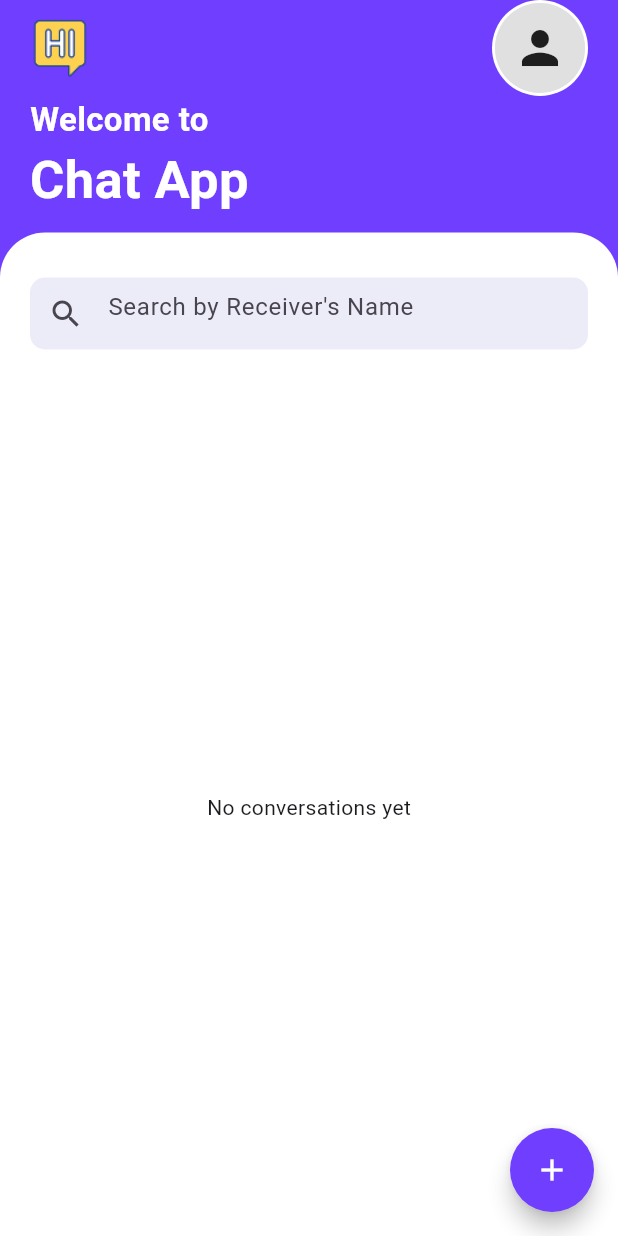
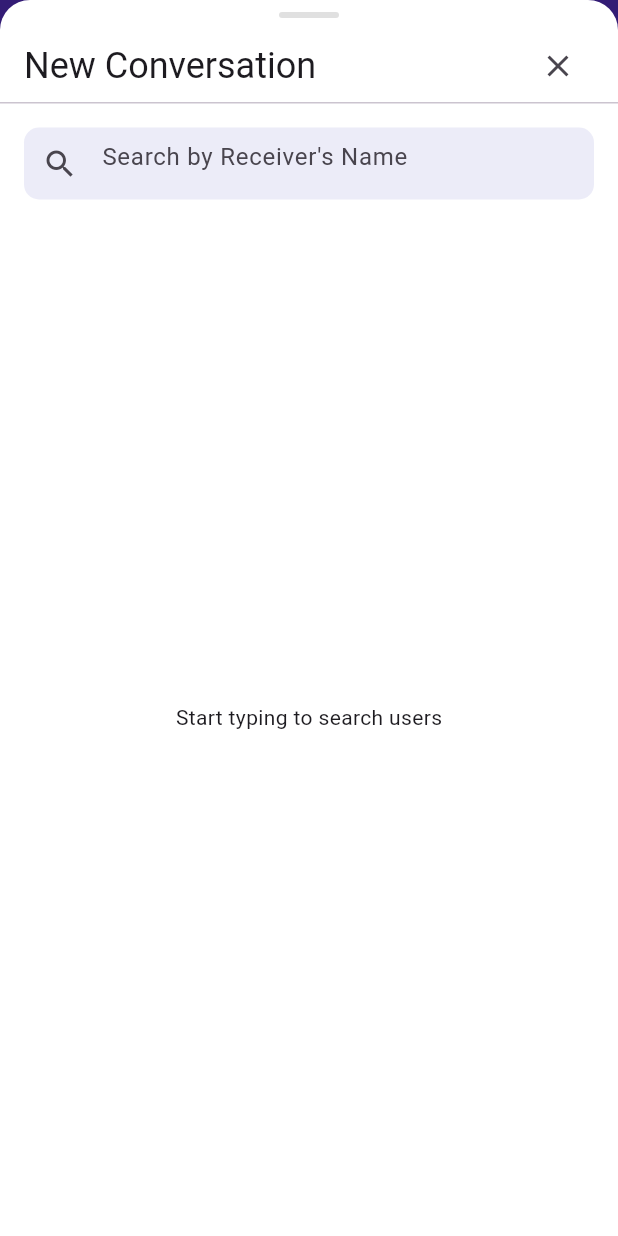
Before and after one commit to dhgcat010397/dhgc_chat_app, a Flutter app: the HomePage screen opened directly with empty values, after a tap on the "add" icon, on a phone screen of 412 x 824 dp. Run offline on Flutter 3.47's test engine with Material 3 defaults, Android fonts, the light colour scheme and no system bars; drawn by our look-alikes of cached_network_image; our stand-ins replace cloud_firestore, equatable, firebase_analytics, firebase_auth, firebase_core, firebase_storage and 5 more; accounts and stored records are empty; generated files the repository leaves out were written again; network calls fail.

Commit message:
fix error about BuildContext when access bloc
- error: The BuildContext  is not under the BlocProvider
- fix: wrap widget into Builder

```diff
--- a/lib/src/features/conversations/presentation/views/home_page.dart
+++ b/lib/src/features/conversations/presentation/views/home_page.dart
@@ -1,3 +1,4 @@
+import 'package:dhgc_chat_app/src/shared/presentation/bloc/search_users_bloc/search_users_bloc.dart';
 import 'package:flutter/material.dart';
 
 import 'package:flutter_bloc/flutter_bloc.dart';
@@ -32,6 +33,7 @@ class _HomePageState extends State<HomePage> {
   @override
   void initState() {
     super.initState();
+    _debugProviderHierarchy();
 
     _scrollController = ScrollController();
 
@@ -57,17 +59,19 @@ class _HomePageState extends State<HomePage> {
               di.sl<ConversationsBloc>()
                 ..add(ConversationsEvent.loadConversations(user.uid)),
       child: BlocListener<ConversationsBloc, ConversationsState>(
-        listener: _handleStateChanges,
+        listener: (_, state) => _handleStateChanges,
         child: Scaffold(
-          floatingActionButton: FloatingActionButton(
+          floatingActionButton: Builder(
+            builder:
+                (fabContext) => FloatingActionButton(
                   onPressed: () {
-              // Action to perform when the button is pressed
-              _showUserSearchSheet();
+                    _showUserSearchSheet(fabContext);
                   },
                   tooltip: 'New Conversation',
                   backgroundColor: backgroundColor,
                   shape: CircleBorder(side: BorderSide.none),
                   child: const Icon(Icons.add, color: Colors.white),
+                ),
           ),
           backgroundColor: backgroundColor,
           body: SafeArea(
@@ -144,7 +148,10 @@ class _HomePageState extends State<HomePage> {
                     child: Column(
                       children: [
                         const SizedBox(height: 30.0),
-                        _buildSearchBar(),
+                        Builder(
+                          builder:
+                              (innerContext) => _buildSearchBar(innerContext),
+                        ),
                         const SizedBox(height: 20.0),
                         Expanded(
                           child: BlocBuilder<
@@ -191,7 +198,7 @@ class _HomePageState extends State<HomePage> {
     );
   }
 
-  Widget _buildSearchBar() {
+  Widget _buildSearchBar(BuildContext context) {
     return Container(
       decoration: BoxDecoration(
         color: Color(0xffececf8),
@@ -298,17 +305,23 @@ class _HomePageState extends State<HomePage> {
     );
   }
 
-  void _showUserSearchSheet() {
-    // Get the bloc before showing the bottom sheet
-  final bloc = context.read<ConversationsBloc>();
+  void _showUserSearchSheet(BuildContext context) {
+    // Get the blocs from the parent context
+    final searchUsersBloc = context.read<SearchUsersBloc>();
+    final conversationsBloc = context.read<ConversationsBloc>();
 
     showModalBottomSheet(
       context: context,
       isScrollControlled: true,
       backgroundColor: Colors.transparent,
-      builder: (context) {
-        return Container(
-          height: MediaQuery.of(context).size.height,
+      builder: (sheetContext) {
+        return MultiBlocProvider(
+          providers: [
+            BlocProvider.value(value: searchUsersBloc),
+            BlocProvider.value(value: conversationsBloc),
+          ],
+          child: Container(
+            height: MediaQuery.of(sheetContext).size.height,
             decoration: BoxDecoration(
               color: Colors.white,
               borderRadius: BorderRadius.vertical(top: Radius.circular(20)),
@@ -333,11 +346,11 @@ class _HomePageState extends State<HomePage> {
                     children: [
                       Text(
                         'New Conversation',
-                      style: Theme.of(context).textTheme.headlineSmall,
+                        style: Theme.of(sheetContext).textTheme.headlineSmall,
                       ),
                       IconButton(
                         icon: Icon(Icons.close),
-                      onPressed: () => Navigator.pop(context),
+                        onPressed: () => Navigator.pop(sheetContext),
                       ),
                     ],
                   ),
@@ -347,23 +360,35 @@ class _HomePageState extends State<HomePage> {
                 Expanded(
                   child: Padding(
                     padding: EdgeInsets.all(16),
-                  child: SearchUsersWidget(
+                    child: Builder(
+                      builder:
+                          (innerContext) => SearchUsersWidget(
                             onTapSelectedUser: (userInfo) {
-                      Navigator.pop(context);
-                      bloc.add(
+                              innerContext.read<ConversationsBloc>().add(
                                 ConversationsEvent.createNewConversation(
                                   uid: user.uid,
                                   participants: [userInfo.uid],
                                 ),
                               );
+                              Navigator.pop(innerContext);
                             },
+                          ),
                     ),
                   ),
                 ),
               ],
             ),
+          ),
         );
       },
     );
   }
+
+  void _debugProviderHierarchy() {
+    WidgetsBinding.instance.addPostFrameCallback((_) {
+      debugPrint(
+        WidgetsBinding.instance.rootElement?.toStringDeep() ?? "No widget tree",
+      );
+    });
   }
+}
--- a/lib/src/shared/presentation/widgets/circle_avatar.dart
+++ b/lib/src/shared/presentation/widgets/circle_avatar.dart
@@ -21,6 +21,9 @@ class CircleAvatarWidget extends StatelessWidget {
 
   @override
   Widget build(BuildContext context) {
+    if (uid != null) {
+      context.read<UserStatusBloc>().add(UserStatusEvent.subscribe(uid!));
+    }
     return Container(
       padding: EdgeInsets.all(2),
       decoration: BoxDecoration(shape: BoxShape.circle, color: Colors.white),
@@ -40,12 +43,7 @@ class CircleAvatarWidget extends StatelessWidget {
             child:
                 uid == null
                     ? const SizedBox.shrink()
-                    : BlocProvider(
-                      create:
-                          (context) =>
-                              di.sl<UserStatusBloc>()
-                                ..add(UserStatusEvent.subscribe(uid!)),
-                      child: BlocBuilder<UserStatusBloc, UserStatusState>(
+                    : BlocBuilder<UserStatusBloc, UserStatusState>(
                       builder: (context, state) {
                         return state.when(
                           initial: () => const SizedBox.shrink(),
@@ -55,7 +53,6 @@ class CircleAvatarWidget extends StatelessWidget {
                           error: (_, __, ___) => const SizedBox.shrink(),
                         );
                       },
-                      ),
                     ),
           ),
         ],
--- a/lib/src/shared/presentation/widgets/search_users.dart
+++ b/lib/src/shared/presentation/widgets/search_users.dart
@@ -20,9 +20,7 @@ class SearchUsersWidget extends StatelessWidget {
 
   @override
   Widget build(BuildContext context) {
-    return BlocProvider(
-      create: (context) => di.sl<SearchUsersBloc>(),
-      child: Column(
+    return Column(
       children: [
         _SearchBar(),
         const SizedBox(height: 16),
@@ -35,7 +33,6 @@ class SearchUsersWidget extends StatelessWidget {
           ),
         ),
       ],
-      ),
     );
   }
 }
```
Also changed, not shown: lib/src/app.dart (+10 -3 lines), lib/src/core/services/auth_service.dart (+7 -1 lines), lib/src/features/conversations/presentation/bloc/search_users_bloc/search_users_bloc.dart (deleted, +0 -42 lines), lib/src/features/conversations/presentation/bloc/search_users_bloc/search_users_event.dart (deleted, +0 -9 lines), lib/src/features/conversations/presentation/bloc/search_users_bloc/search_users_state.dart (deleted, +0 -14 lines), lib/src/shared/presentation/widgets/mini_profile.dart (+2 -6 lines). Lines whose indentation alone changed are shown as unchanged.
